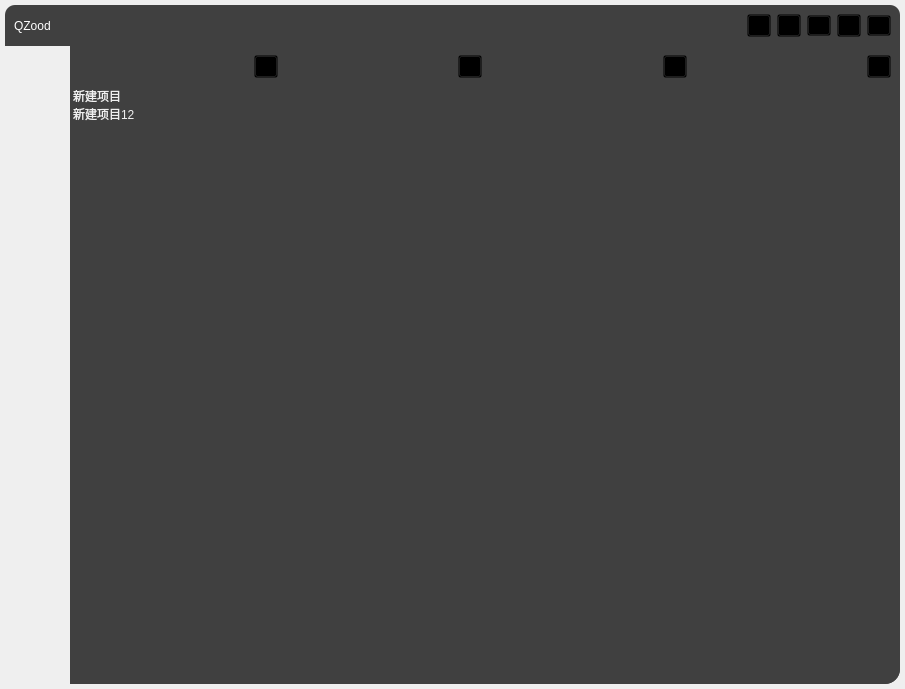
Before: the Qt Designer form src/ui/player/playerView.ui in BusyStudent/QZood, drawn with Qt 5.
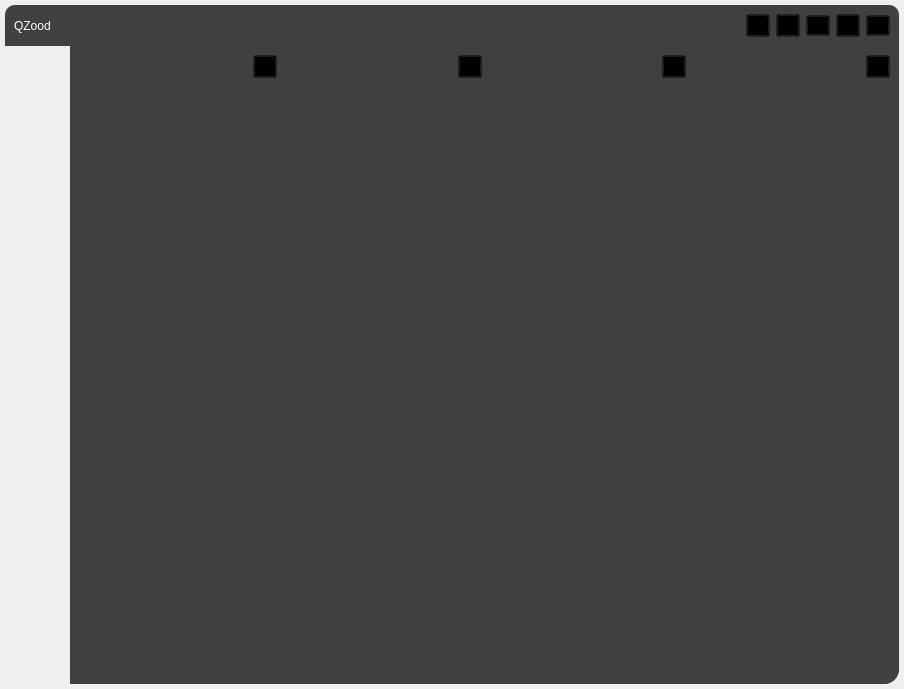
After: the same form once the commit is applied. Icons and pictures are not drawn.

Commit message: [ui][video][4/n] connect player,default behavior,customizeTitleWidget behavior

```diff
--- a/src/ui/player/playerView.ui
+++ b/src/ui/player/playerView.ui
@@ -6,7 +6,7 @@
    <rect>
     <x>0</x>
     <y>0</y>
-    <width>905</width>
+    <width>904</width>
     <height>689</height>
    </rect>
   </property>
@@ -18,9 +18,18 @@
 	background: transparent;
 }
 
-QLabel#winTitle, QLabel#videoTitle, QLabel#videoTimeLabel {
+QLabel#winTitle, QLabel#videoTitle {
 	color: white;
 }
+
+QToolButton#onTopButton {
+	image: url(:/icons/pin_on.png);
+}
+
+QToolButton#onTopButton:checked {
+	image: url(:/icons/pin_off.png);
+}
+
 QWidget#titleBar {
 	border-top-left-radius: 10px;
 	border-top-right-radius: 10px;
@@ -144,9 +153,8 @@
            <property name="text">
             <string/>
            </property>
-           <property name="icon">
-            <iconset resource="../../../resources/resources.qrc">
-             <normaloff>:/icons/pin_on.png</normaloff>:/icons/pin_on.png</iconset>
+           <property name="checkable">
+            <bool>true</bool>
            </property>
           </widget>
          </item>
@@ -343,16 +351,6 @@
               <height>0</height>
              </size>
             </property>
-            <item>
-             <property name="text">
-              <string>新建项目</string>
-             </property>
-            </item>
-            <item>
-             <property name="text">
-              <string>新建项目12</string>
-             </property>
-            </item>
            </widget>
           </item>
          </layout>
```
The commit also changes 17 other files.
